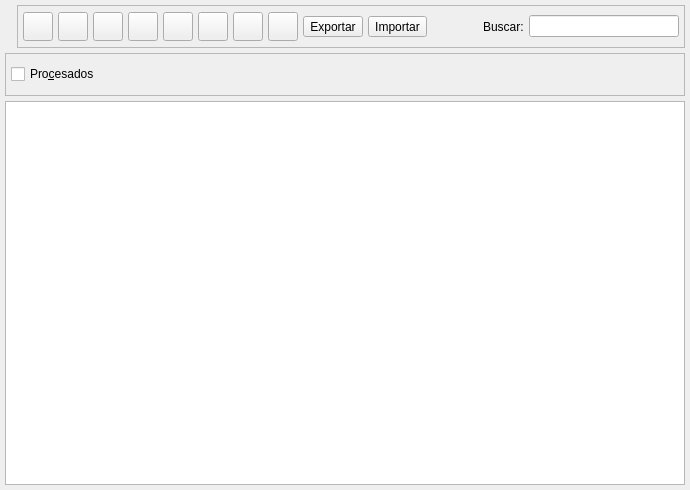
Qt form bulmages/bulmafact/src/clientslistbase.ui (eboladev/Bulmages-1) before a commit.
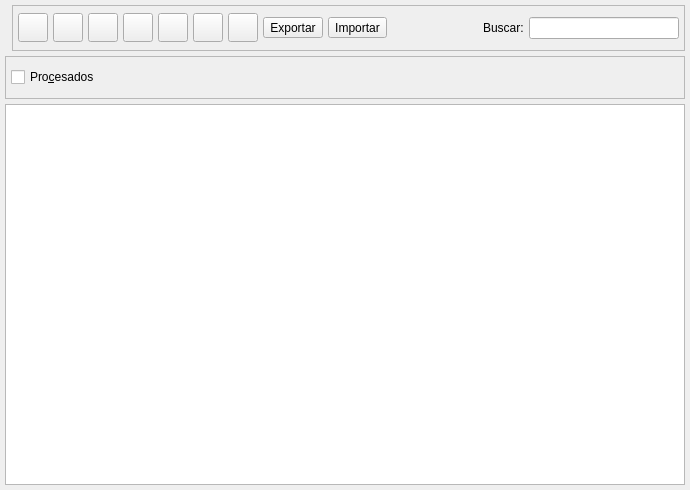
The same form after that commit. Icons and pictures are not drawn. Custom widgets are drawn as their Qt base class.

What changed in the file:
```diff
--- a/bulmages/bulmafact/src/clientslistbase.ui
+++ b/bulmages/bulmafact/src/clientslistbase.ui
@@ -32,7 +32,7 @@
       <number>0</number>
      </property>
      <property name="spacing" >
-      <number>5</number>
+      <number>0</number>
      </property>
      <item>
       <widget class="QLabel" name="label" >
@@ -147,28 +147,6 @@
           </property>
          </widget>
         </item>
-        <item>
-         <widget class="QToolButton" name="mui_informeclientes" >
-          <property name="toolTip" >
-           <string>Informe Compras/Ventas</string>
-          </property>
-          <property name="whatsThis" >
-           <string>Informe Compras/Ventas</string>
-          </property>
-          <property name="text" >
-           <string/>
-          </property>
-          <property name="icon" >
-           <iconset resource="../../bulmages.qrc" >:/Genericos32x32/images/png/i_filePrint.xpm</iconset>
-          </property>
-          <property name="iconSize" >
-           <size>
-            <width>22</width>
-            <height>22</height>
-           </size>
-          </property>
-         </widget>
-        </item>
         <item>
          <widget class="QToolButton" name="mui_filtrar" >
           <property name="toolTip" >
@@ -295,8 +273,8 @@
           </property>
           <property name="sizeHint" >
            <size>
-            <width>171</width>
-            <height>31</height>
+            <width>20</width>
+            <height>34</height>
            </size>
           </property>
          </spacer>
```
Left out of the diff: 21 changed lines with no effect on the pictures.
